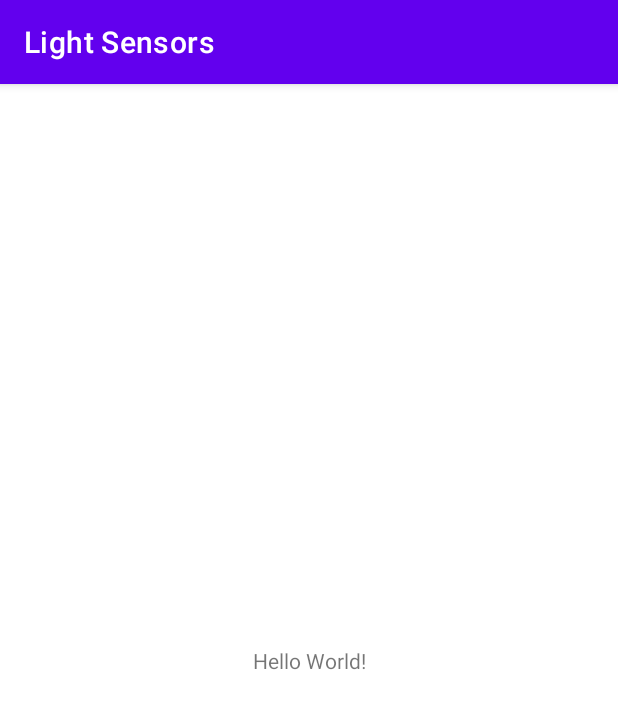
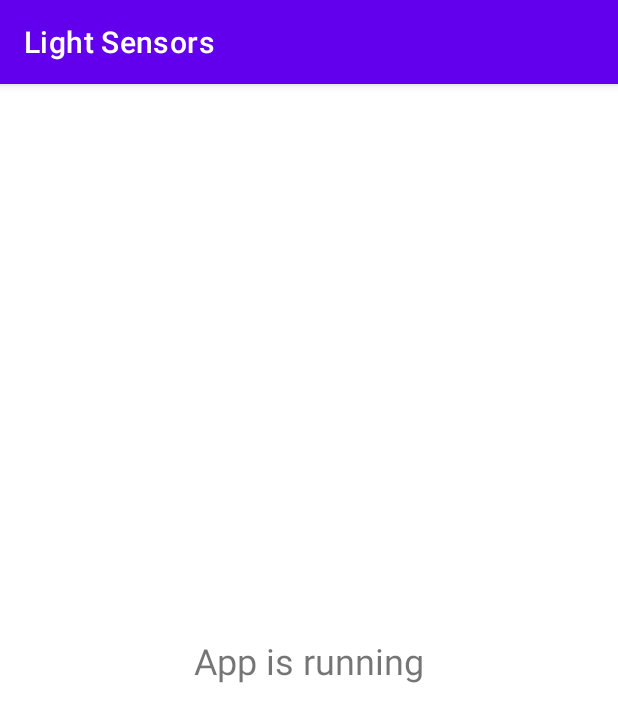
Before and after one commit to KvRae/Alarm-light-sensor, an Android app: the screen it shows after launch (MainActivity), on a phone screen of 412 x 824 dp. Shown: the top 722 px of the screen. Run offline under Robolectric (Android 15) with nearby library versions, the phone set to English and light mode, and no system bars; 1 statement that could not run was skipped.

Commit message:
updating UI

```diff
--- a/app/build.gradle
+++ b/app/build.gradle
@@ -5,12 +5,12 @@ plugins {
 
 android {
     namespace 'devsec.app.lightsensors'
-    compileSdk 32
+    compileSdk 33
 
     defaultConfig {
         applicationId "devsec.app.lightsensorsalarm"
         minSdk 30
-        targetSdk 32
+        targetSdk 33
         versionCode 1
         versionName "1.0"
 
--- a/app/src/main/res/layout/activity_main.xml
+++ b/app/src/main/res/layout/activity_main.xml
@@ -9,7 +9,8 @@
     <TextView
         android:layout_width="wrap_content"
         android:layout_height="wrap_content"
-        android:text="Hello World!"
+        android:text="@string/app_is_running"
+        android:textSize="24sp"
         app:layout_constraintBottom_toBottomOf="parent"
         app:layout_constraintEnd_toEndOf="parent"
         app:layout_constraintStart_toStartOf="parent"
--- a/app/src/main/res/values/strings.xml
+++ b/app/src/main/res/values/strings.xml
@@ -1,3 +1,4 @@
 <resources>
     <string name="app_name">Light Sensors</string>
+    <string name="app_is_running">App is running</string>
 </resources>
```
